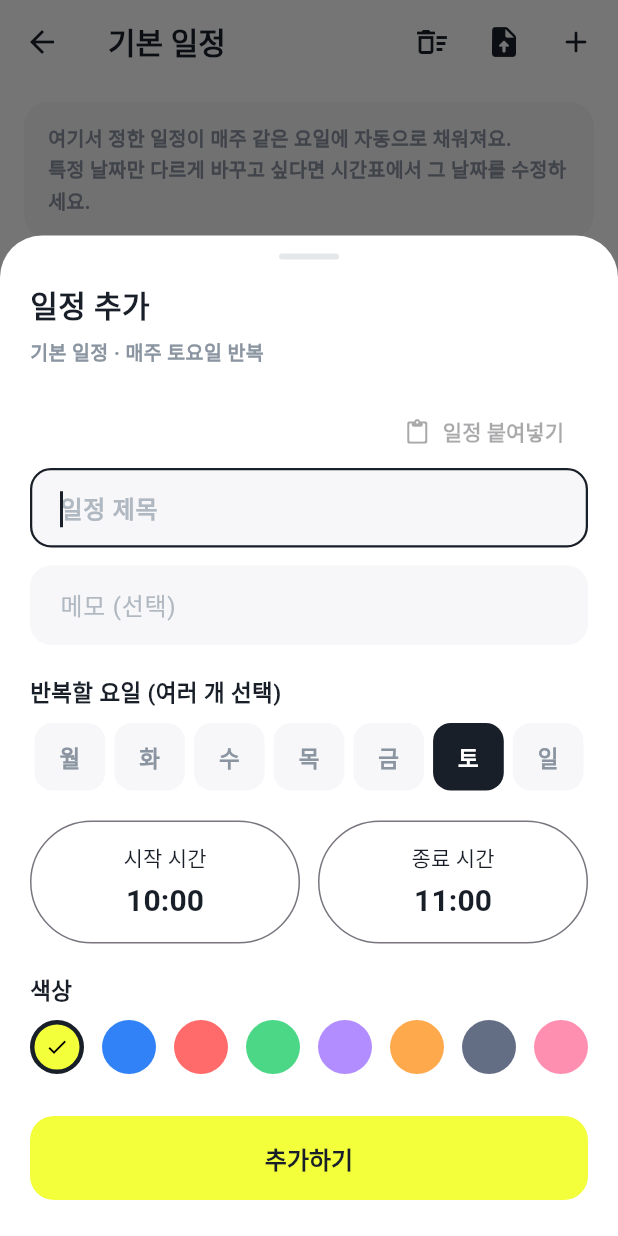
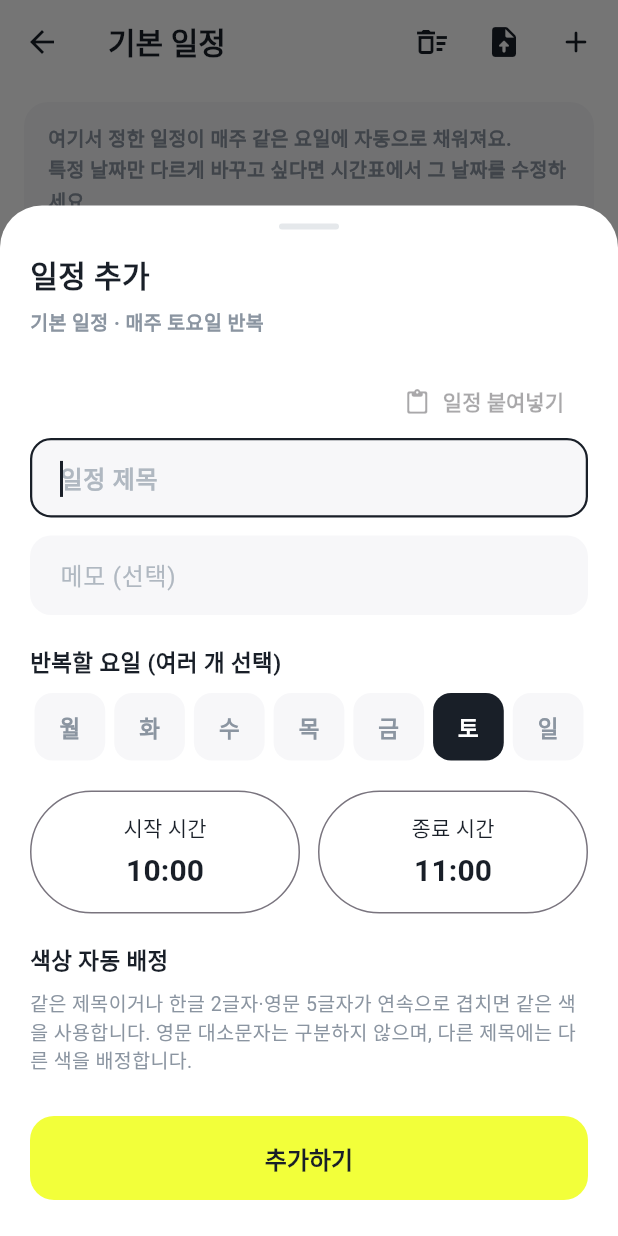
Before and after one commit to hwangdohy/scheduler, a Flutter app: the TemplateScheduleScreen screen opened directly, after a tap on the "add" icon, on a phone screen of 412 x 824 dp. Run offline on Flutter 3.47's test engine with Material 3 defaults, Android fonts, the phone set to English and light mode, and no system bars; our stand-ins replace flutter_local_notifications, shared_preferences, sqflite, sqflite_common_ffi_web, table_calendar, timezone; missing offline and left inert: file_selector, home_widget; accounts and stored records are empty; Roboto replaces fonts that are missing (Pretendard).

Commit message:
Make Color Different When auto update of schedule

```diff
--- a/lib/screens/timetable/widgets/schedule_form_sheet.dart
+++ b/lib/screens/timetable/widgets/schedule_form_sheet.dart
@@ -326,20 +326,14 @@ class _ScheduleFormSheetState extends State<ScheduleFormSheet> {
                         onTap: _saving ? null : () => _pickTime(true))),
               ]),
               const SizedBox(height: 20),
-              const Text('색상', style: TextStyle(fontWeight: FontWeight.w700)),
-              const SizedBox(height: 10),
-              Wrap(
-                spacing: 12,
-                runSpacing: 12,
-                children: [
-                  for (final c in AppColors.scheduleColors)
-                    _ColorDot(
-                      color: c,
-                      selected: c.toARGB32() == _colorValue,
-                      onTap: () => setState(() => _colorValue = c.toARGB32()),
-                    ),
-                ],
-              ),
+              const Text('색상 자동 배정',
+                  style: TextStyle(fontWeight: FontWeight.w700)),
+              const SizedBox(height: 8),
+              const Text(
+                  '같은 제목이거나 한글 2글자·영문 5글자가 연속으로 겹치면 같은 색을 사용합니다. '
+                  '영문 대소문자는 구분하지 않으며, 다른 제목에는 다른 색을 배정합니다.',
+                  style:
+                      TextStyle(fontSize: 13, color: AppColors.textSecondary)),
               const SizedBox(height: 28),
               Row(
                 children: [
@@ -427,39 +421,5 @@ class _TimeButton extends StatelessWidget {
       );
 }
 
-class _ColorDot extends StatelessWidget {
-  const _ColorDot(
-      {required this.color, required this.selected, required this.onTap});
-  final Color color;
-  final bool selected;
-  final VoidCallback onTap;
-
-  @override
-  Widget build(BuildContext context) {
-    return GestureDetector(
-      onTap: onTap,
-      child: Container(
-        width: 36,
-        height: 36,
-        decoration: BoxDecoration(
-          color: color,
-          shape: BoxShape.circle,
-          border: selected
-              ? Border.all(color: AppColors.textPrimary, width: 3)
-              : Border.all(color: Colors.transparent, width: 3),
-        ),
-        child: selected
-            ? Icon(Icons.check, size: 16, color: _contrastColor(color))
-            : null,
-      ),
-    );
-  }
-}
-
 String _dateLabel(DateTime date) =>
     '${date.month}월 ${date.day}일 (${kWeekDaysKr[date.weekday - 1]})';
-
-Color _contrastColor(Color color) {
-  final brightness = ThemeData.estimateBrightnessForColor(color);
-  return brightness == Brightness.dark ? Colors.white : Colors.black;
-}
```
Also changed, not shown: lib/services/database_service.dart (+18 -3 lines), lib/services/schedule_color_service.dart (added, +59 -0 lines), 3 other files.
